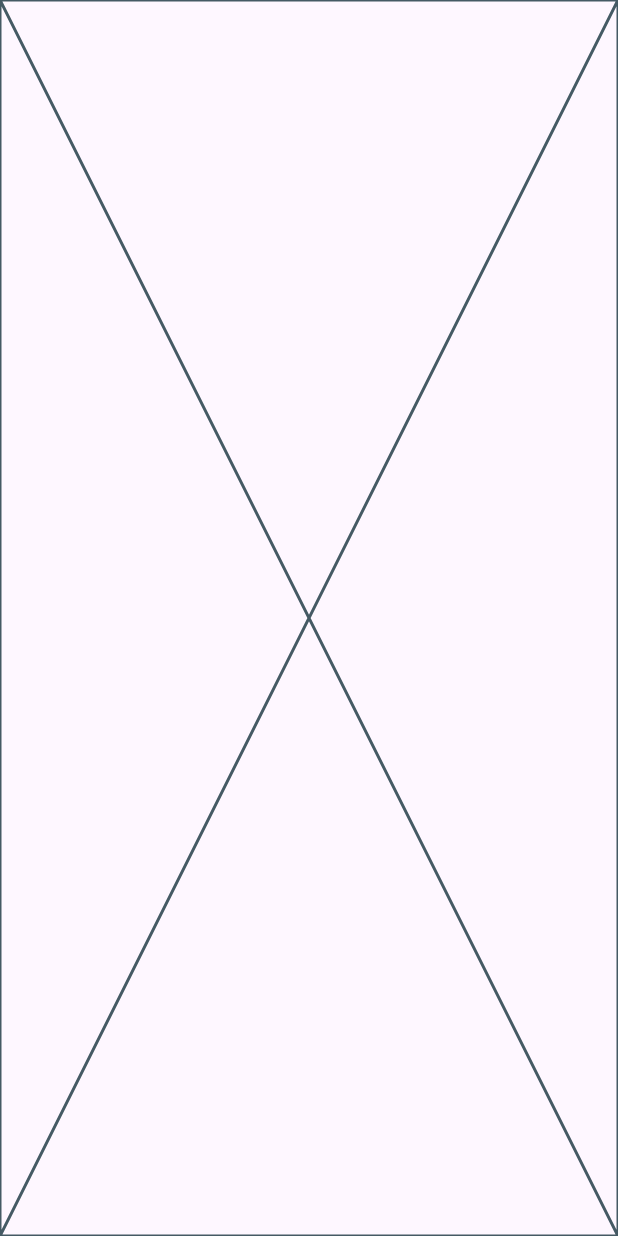
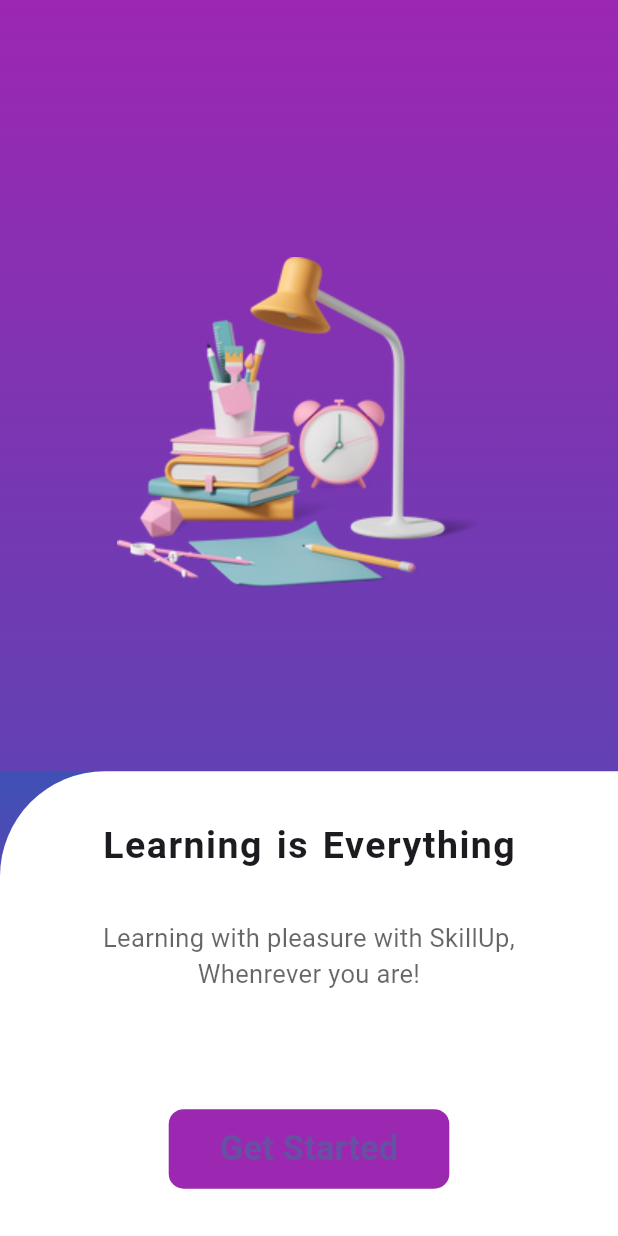
Before and after one commit to hedmi-san/QuizeApp, a Flutter app: the screen it shows after launch, on a phone screen of 412 x 824 dp. Run offline on Flutter 3.47's test engine with Material 3 defaults, Android fonts, the phone set to English and light mode, and no system bars; our stand-ins replace get.

Commit message:
second commit
adding a home page and welcome screen

```diff
--- a/lib/data/data.dart
+++ b/lib/data/data.dart
@@ -4,7 +4,7 @@ class Data {
   static List<Category> categories = [
     Category(
       name: 'Flutter',
-      image: 'assets/Flutter.png',
+      image: 'assets/images/Flutter.png',
       quizSets: [
         QuizSet(
           name: 'Quiz Set 1',
@@ -161,7 +161,7 @@ class Data {
     ),
     Category(
       name: 'React Native',
-      image: 'assets/React Native.png',
+      image: 'assets/images/React Native.png',
       quizSets: [
         QuizSet(
           name: 'Quiz Set 1',
@@ -215,7 +215,7 @@ class Data {
     ),
     Category(
       name: 'Python',
-      image: 'assets/Python.png',
+      image: 'assets/images/Python.png',
       quizSets: [
         QuizSet(
           name: 'Quiz Set 1',
@@ -269,7 +269,7 @@ class Data {
     ),
     Category(
       name: 'C#',
-      image: 'assets/C#.png',
+      image: 'assets/images/C#.png',
       quizSets: [
         QuizSet(
           name: 'Quiz Set 1',
--- a/lib/main.dart
+++ b/lib/main.dart
@@ -1,4 +1,5 @@
 import 'package:flutter/material.dart';
+import 'package:get/get.dart';
 
 import 'screens/welcome/welcome_view.dart';
 
@@ -10,7 +11,8 @@ class MyApp extends StatelessWidget {
   const MyApp({super.key});
   @override
   Widget build(BuildContext context) {
-    return const MaterialApp(
+    return const GetMaterialApp(
+      debugShowCheckedModeBanner: false,
       title: 'Quiz App',
       home: WelcomeScreen(),
     );
--- a/lib/screens/welcome/welcome_view.dart
+++ b/lib/screens/welcome/welcome_view.dart
@@ -7,7 +7,7 @@ class WelcomeScreen extends StatelessWidget {
 
   @override
   Widget build(BuildContext context) {
-    return Scaffold(
+    return const Scaffold(
       body: WelcomeScreenBody(),
     );
   }
--- a/lib/screens/welcome/widget/welcome_view_body.dart
+++ b/lib/screens/welcome/widget/welcome_view_body.dart
@@ -1,10 +1,136 @@
 import 'package:flutter/material.dart';
+import 'package:get/get.dart';
+import '../../home/home_view.dart';
 
 class WelcomeScreenBody extends StatelessWidget {
   const WelcomeScreenBody({super.key});
 
   @override
   Widget build(BuildContext context) {
-    return const Placeholder();
+    return Material(
+      child: SizedBox(
+        width: MediaQuery.of(context).size.width,
+        height: MediaQuery.of(context).size.height,
+        child: Stack(
+          children: [
+            Stack(
+              children: [
+                Container(
+                  height: MediaQuery.of(context).size.height * 1.6,
+                  width: MediaQuery.of(context).size.width,
+                  decoration: const BoxDecoration(
+                    color: Colors.white,
+                  ),
+                ),
+                Container(
+                  height: MediaQuery.of(context).size.height * 1.6,
+                  width: MediaQuery.of(context).size.width,
+                  decoration: const BoxDecoration(
+                    gradient: LinearGradient(
+                      begin: Alignment.topCenter,
+                      end: Alignment.bottomCenter,
+                      colors: [
+                        Colors.purple,
+                        Colors.indigo,
+                      ],
+                    ),
+                    borderRadius: BorderRadius.only(
+                      bottomRight: Radius.circular(70),
+                    ),
+                  ),
+                ),
+                Positioned(
+                  right: 1,
+                  left: 1,
+                  top: MediaQuery.of(context).size.height * 0.12,
+                  child: Image.asset(
+                    'assets/images/books.png',
+                  ),
+                )
+              ],
+            ),
+            Align(
+              alignment: Alignment.bottomCenter,
+              child: Container(
+                height: MediaQuery.of(context).size.height / 2.66,
+                width: MediaQuery.of(context).size.width,
+                decoration: const BoxDecoration(
+                  gradient: LinearGradient(
+                    begin: Alignment.topCenter,
+                    end: Alignment.bottomCenter,
+                    colors: [
+                      Colors.indigo,
+                      Colors.purple,
+                    ],
+                  ),
+                ),
+              ),
+            ),
+            Align(
+              alignment: Alignment.bottomCenter,
+              child: Container(
+                height: MediaQuery.of(context).size.height / 2.66,
+                width: MediaQuery.of(context).size.width,
+                decoration: const BoxDecoration(
+                  color: Colors.white,
+                  borderRadius: BorderRadius.only(
+                    topLeft: Radius.circular(70),
+                  ),
+                ),
+                child: Column(
+                  mainAxisAlignment: MainAxisAlignment.spaceEvenly,
+                  children: [
+                    const Text(
+                      "Learning is Everything",
+                      style: TextStyle(
+                        fontSize: 25,
+                        fontWeight: FontWeight.w600,
+                        letterSpacing: 1,
+                        wordSpacing: 2,
+                      ),
+                    ),
+                    Padding(
+                      padding: const EdgeInsets.symmetric(horizontal: 40),
+                      child: Text(
+                        "Learning with pleasure with SkillUp, Whenrever you are!",
+                        textAlign: TextAlign.center,
+                        style: TextStyle(
+                          fontSize: 17,
+                          color: Colors.black.withOpacity(0.6),
+                        ),
+                      ),
+                    ),
+                    const SizedBox(
+                      height: 15,
+                    ),
+                    ElevatedButton(
+                      onPressed: () {
+                        Get.to(() => const HomeScreen(),
+                            transition: Transition.fadeIn);
+                      },
+                      style: ElevatedButton.styleFrom(
+                        elevation: 0.0,
+                        backgroundColor: Colors.purple,
+                        shape: RoundedRectangleBorder(
+                          borderRadius: BorderRadius.circular(10),
+                        ),
+                      ),
+                      child: const Padding(
+                        padding: EdgeInsets.all(10.0),
+                        child: Text(
+                          'Get Started',
+                          style: TextStyle(
+                              fontSize: 23, fontWeight: FontWeight.bold),
+                        ),
+                      ),
+                    ),
+                  ],
+                ),
+              ),
+            ),
+          ],
+        ),
+      ),
+    );
   }
 }
```
Also changed, not shown: lib/screens/home/home_view.dart (added, +14 -0 lines), lib/screens/home/widget/home_view_body.dart (added, +112 -0 lines), pubspec.yaml (+8 -16 lines), assets/images/C#.png (added), assets/images/Flutter.png (added), assets/images/Python.png (added), assets/images/React Native.png (added), assets/images/books.png (added), lib/core/constants.dart (added), pubspec.lock.
